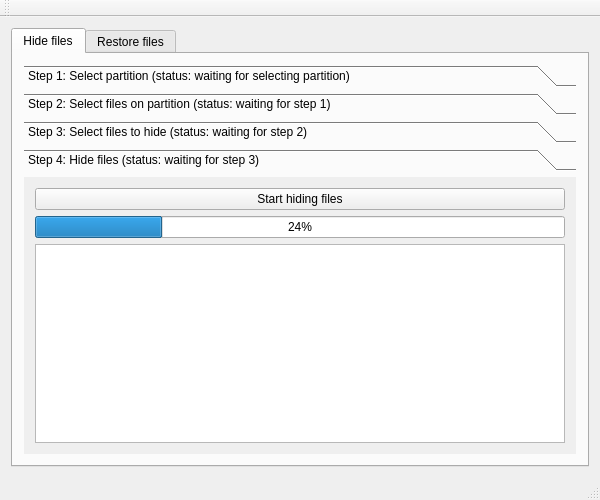
This is gui/HideMeFatty/mainwindow.ui in stryku/HideMeFatty as Qt 5 draws it before an edit. The edited form follows.
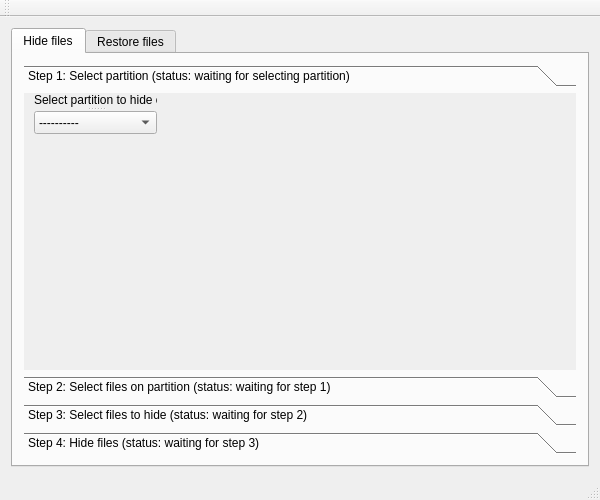
This is the edited form.

Commit message: added initializing partition combobox

```diff
--- a/gui/HideMeFatty/mainwindow.ui
+++ b/gui/HideMeFatty/mainwindow.ui
@@ -11,7 +11,7 @@
    </rect>
   </property>
   <property name="windowTitle">
-   <string>MainWindow</string>
+   <string>Hide Me Fatty</string>
   </property>
   <widget class="QWidget" name="centralWidget">
    <layout class="QVBoxLayout" name="verticalLayout">
@@ -46,9 +46,9 @@
         <item row="0" column="0">
          <widget class="QToolBox" name="toolBox">
           <property name="currentIndex">
-           <number>3</number>
+           <number>0</number>
           </property>
-          <widget class="QWidget" name="step1Tool">
+          <widget class="QWidget" name="step1">
            <attribute name="label">
             <string>Step 1: Select partition (status: waiting for selecting partition)</string>
            </attribute>
@@ -56,35 +56,34 @@
             <property name="geometry">
              <rect>
               <x>10</x>
-              <y>10</y>
-              <width>195</width>
+              <y>0</y>
+              <width>123</width>
               <height>41</height>
              </rect>
             </property>
             <property name="orientation">
              <enum>Qt::Vertical</enum>
             </property>
-            <property name="childrenCollapsible">
-             <bool>true</bool>
-            </property>
-            <widget class="QComboBox" name="comboBox">
-             <item>
-              <property name="text">
-               <string>-----------</string>
-              </property>
-             </item>
-            </widget>
             <widget class="QLabel" name="label_4">
              <property name="text">
-              <string>Selected partition:</string>
+              <string>Select partition to hide on</string>
              </property>
             </widget>
+            <widget class="QComboBox" name="partitionsComboBox">
+             <item>
+              <property name="text">
+               <string>----------</string>
+              </property>
+             </item>
+            </widget>
            </widget>
            <zorder>label_3</zorder>
            <zorder>comboBox</zorder>
            <zorder>label_4</zorder>
            <zorder>label_3</zorder>
            <zorder>comboBox</zorder>
+           <zorder>partitionsComboBox</zorder>
+           <zorder>label_4</zorder>
           </widget>
           <widget class="QWidget" name="step2">
            <property name="geometry">
@@ -179,7 +178,7 @@
             <item>
              <widget class="QProgressBar" name="progressBar">
               <property name="value">
-               <number>24</number>
+               <number>0</number>
               </property>
              </widget>
             </item>
```
The commit also changes 2 other files.
